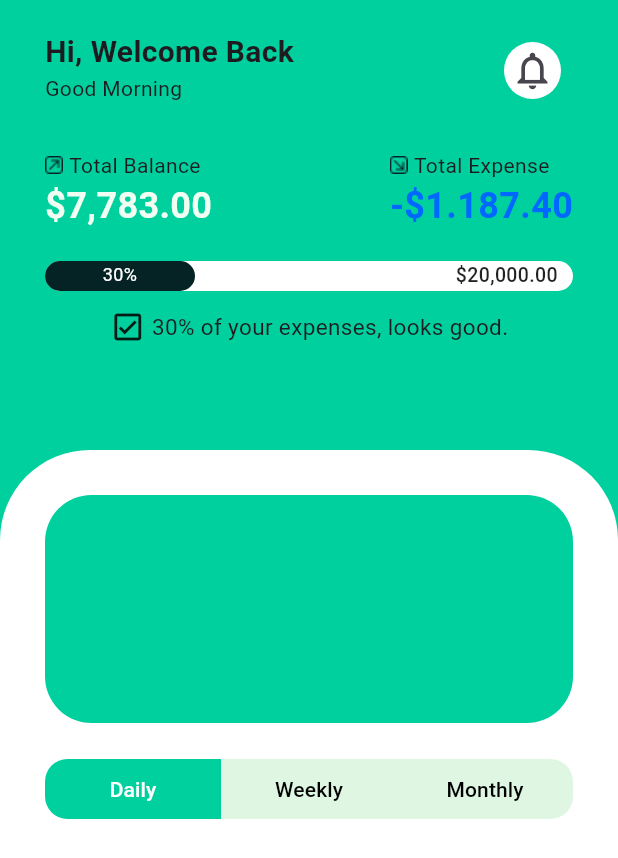
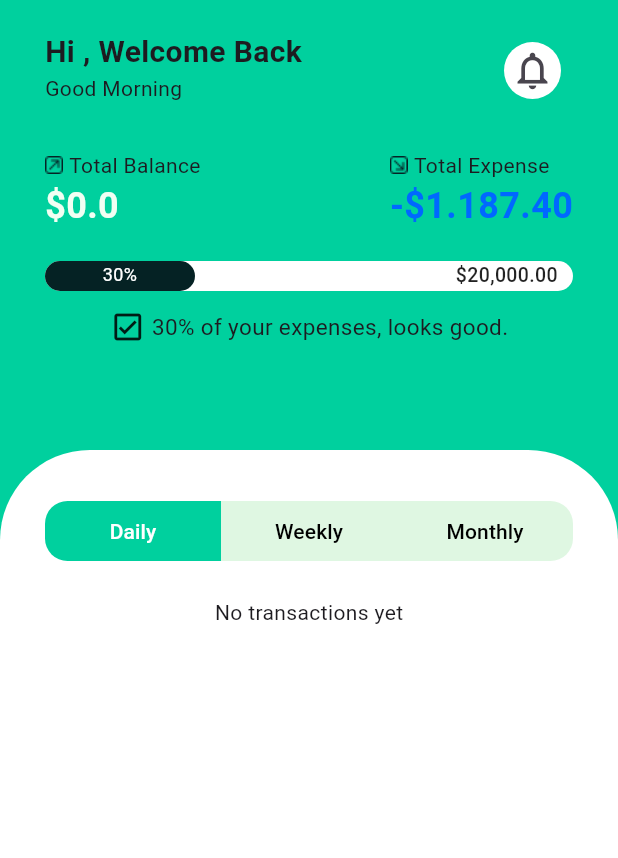
Before and after one commit to jun-yunan/finance_flow_app, a Flutter app: the HomeScreen screen opened directly, after a tap on "Daily", on a phone screen of 412 x 824 dp. Shown: the top 858 px of the screen. Run offline on Flutter 3.47's test engine with Material 3 defaults, Android fonts, the light colour scheme and no system bars; our stand-ins replace cloud_firestore, firebase_auth, firebase_core, firebase_storage, flutter_svg, get and 3 more; accounts and stored records are empty; network calls fail.

Commit message:
transactions #2

```diff
--- /dev/null
+++ b/lib/components/home/stream-builder-transactions.dart
@@ -0,0 +1,46 @@
+import 'package:finance_flow_app/components/home/transaction-item.dart';
+import 'package:finance_flow_app/controllers/TransactionController.dart';
+import 'package:finance_flow_app/models/Transaction.dart';
+import 'package:flutter/material.dart';
+import 'package:get/get.dart';
+
+class StreamBuilderTransaction extends StatelessWidget {
+  const StreamBuilderTransaction({super.key});
+
+  @override
+  Widget build(BuildContext context) {
+    final transactionController = Get.find<TransactionController>();
+    return StreamBuilder(
+      stream: transactionController.transactionsStream(),
+      builder: (context, AsyncSnapshot snapshot) {
+        if (snapshot.connectionState == ConnectionState.waiting) {
+          return const Center(
+            child: CircularProgressIndicator(),
+          );
+        }
+        if (snapshot.data?.isEmpty) {
+          return const Center(
+            child: Text('No transactions yet'),
+          );
+        }
+        if (snapshot.hasError) {
+          return const Center(
+            child: Text('An error occurred'),
+          );
+        }
+        final List<TransactionModel> transactions = snapshot.data;
+        // print(transactions[0].amount);
+        return ListView.builder(
+          itemCount: transactions.length,
+          shrinkWrap: true,
+          physics: const NeverScrollableScrollPhysics(),
+          itemBuilder: (context, index) {
+            return TransactionItem(
+              transaction: transactions[index],
+            );
+          },
+        );
+      },
+    );
+  }
+}
--- a/lib/controllers/HomeController.dart
+++ b/lib/controllers/HomeController.dart
@@ -1,3 +1,6 @@
+import 'package:cloud_firestore/cloud_firestore.dart';
+import 'package:finance_flow_app/models/UserModel.dart';
+import 'package:firebase_auth/firebase_auth.dart';
 import 'package:get/get.dart';
 
 enum TimeFrame { daily, weekly, monthly }
@@ -6,19 +9,34 @@ class HomeController extends GetxController {
   @override
   void onClose() {
     // TODO: implement onClose
+
     super.onClose();
   }
 
   @override
   void onInit() {
     // TODO: implement onInit
+    getUid();
     super.onInit();
   }
 
   final Rx<TimeFrame> selectedTimeFrame = Rx<TimeFrame>(TimeFrame.daily);
 
+  final Rx<UserModel?> user = Rx<UserModel?>(null);
+  final FirebaseAuth _auth = FirebaseAuth.instance;
+  final FirebaseFirestore _database = FirebaseFirestore.instance;
+  final Rx<String> _uid = Rx<String>('');
+
+  void getUid() {
+    _uid.value = _auth.currentUser!.uid;
+    update();
+  }
+
   void setSelectedTimeFrame(TimeFrame timeFrame) {
     selectedTimeFrame.value = timeFrame;
     update();
   }
+
+  Stream<DocumentSnapshot> get userStream =>
+      _database.collection('users').doc(_uid.value).snapshots();
 }
--- a/lib/controllers/TransactionController.dart
+++ b/lib/controllers/TransactionController.dart
@@ -12,9 +12,10 @@ enum TransactionType {
 
 class TransactionController extends GetxController {
   @override
-  void onInit() {
+  void onInit() async {
     // TODO: implement onInit
     getUid();
+    // await getListTransaction();
     super.onInit();
   }
 
@@ -46,6 +47,8 @@ class TransactionController extends GetxController {
   final Rx<bool> isActiveButtonIncome = Rx<bool>(true);
   final Rx<bool> isActiveButtonExpense = Rx<bool>(false);
 
+  final RxList<TransactionModel> transactionList = RxList<TransactionModel>([]);
+
   void getUid() {
     _uid.value = _auth.currentUser!.uid;
     update();
@@ -62,6 +65,17 @@ class TransactionController extends GetxController {
     update();
   }
 
+  Stream<List<TransactionModel>> transactionsStream() {
+    return _database
+        .collection('transactions')
+        .where('userId', isEqualTo: _uid.value)
+        .orderBy('createdAt', descending: true)
+        .snapshots()
+        .map((snapshot) => snapshot.docs
+            .map((doc) => TransactionModel.fromJson(doc.data()))
+            .toList());
+  }
+
   Future<void> addTransaction(BuildContext context) async {
     try {
       final TransactionModel transaction = TransactionModel(
@@ -73,6 +87,8 @@ class TransactionController extends GetxController {
             ? 'income'
             : 'expense',
         userId: _uid.value,
+        createdAt: DateTime.now(),
+        updatedAt: DateTime.now(),
       );
       await _database
           .collection('transactions')
@@ -109,4 +125,20 @@ class TransactionController extends GetxController {
       showSnackbar(message: "Something went wrong", style: SnackBarStyle.error);
     }
   }
+
+  Future<void> getListTransaction() async {
+    try {
+      // final List<TransactionModel> transactions = [];
+      final snapshot = await _database
+          .collection('transactions')
+          .where('userId', isEqualTo: _uid.value)
+          .get();
+      snapshot.docs.forEach((element) {
+        transactionList.add(TransactionModel.fromJson(element.data()));
+      });
+      print(transactionList.length);
+    } catch (e) {
+      print(e);
+    }
+  }
 }
--- a/lib/models/Transaction.dart
+++ b/lib/models/Transaction.dart
@@ -6,6 +6,9 @@ class TransactionModel {
   final String category;
   final String transactionType;
   final String userId; // ID của người dùng liên quan
+  final String? note;
+  final DateTime createdAt;
+  final DateTime updatedAt;
 
   TransactionModel({
     this.id,
@@ -15,6 +18,9 @@ class TransactionModel {
     required this.category,
     required this.transactionType,
     required this.userId, // Khởi tạo thuộc tính userId
+    this.note,
+    required this.createdAt,
+    required this.updatedAt,
   });
 
   Map<String, dynamic> toJson() {
@@ -26,6 +32,9 @@ class TransactionModel {
       'category': category,
       'transactionType': transactionType,
       'userId': userId, // Thêm userId vào JSON
+      'note': note,
+      'createdAt': createdAt.toIso8601String(),
+      'updatedAt': updatedAt.toIso8601String(),
     };
   }
 
@@ -38,6 +47,9 @@ class TransactionModel {
       category: json['category'],
       transactionType: json['transactionType'],
       userId: json['userId'], // Đọc userId từ JSON
+      note: json['note'],
+      createdAt: DateTime.parse(json['createdAt']),
+      updatedAt: DateTime.parse(json['updatedAt']),
     );
   }
 }
--- a/lib/screens/dashboard/dashboard-screen.dart
+++ b/lib/screens/dashboard/dashboard-screen.dart
@@ -1,8 +1,10 @@
 import 'package:finance_flow_app/components/transaction/dialog-add-transaction.dart';
+import 'package:finance_flow_app/controllers/ProfileController.dart';
 import 'package:finance_flow_app/screens/home/home-screen.dart';
 import 'package:finance_flow_app/screens/profile/profile-screen.dart';
 import 'package:flutter/material.dart';
 import 'package:flutter_svg/flutter_svg.dart';
+import 'package:get/get.dart';
 
 class DashboardScreen extends StatefulWidget {
   const DashboardScreen({super.key});
--- a/lib/screens/home/home-screen.dart
+++ b/lib/screens/home/home-screen.dart
@@ -1,6 +1,9 @@
-import 'package:finance_flow_app/components/home/label-item.dart';
 import 'package:finance_flow_app/components/home/segmented-time-frame.dart';
+import 'package:finance_flow_app/components/home/stream-builder-transactions.dart';
+import 'package:finance_flow_app/controllers/ProfileController.dart';
+import 'package:finance_flow_app/controllers/TransactionController.dart';
 import 'package:flutter/material.dart';
+import 'package:get/get.dart';
 
 class HomeScreen extends StatefulWidget {
   const HomeScreen({super.key});
@@ -10,9 +13,16 @@ class HomeScreen extends StatefulWidget {
 }
 
 class _HomeScreenState extends State<HomeScreen> {
-  bool _isDaily = false;
+  // bool _isDaily = false;
+  final TransactionController transactionController =
+      Get.put(TransactionController());
+  final ProfileController profileController = Get.put(ProfileController());
+
+  // final profileController = Get.find<ProfileController>();
+
   @override
   Widget build(BuildContext context) {
+    print(profileController.user.value?.name);
     return Scaffold(
       body: Container(
         width: MediaQuery.of(context).size.width,
@@ -39,17 +49,17 @@ class _HomeScreenState extends State<HomeScreen> {
                         mainAxisAlignment: MainAxisAlignment.spaceBetween,
                         crossAxisAlignment: CrossAxisAlignment.start,
                         children: [
-                          const Column(
+                          Column(
                             crossAxisAlignment: CrossAxisAlignment.start,
                             children: [
-                              Text(
-                                "Hi, Welcome Back",
-                                style: TextStyle(
+                              Obx(() => Text(
+                                    "Hi ${profileController.user.value?.name}, Welcome Back",
+                                    style: const TextStyle(
                                       fontSize: 20,
                                       fontWeight: FontWeight.w600,
                                     ),
-                              ),
-                              Text(
+                                  )),
+                              const Text(
                                 "Good Morning",
                                 style: TextStyle(
                                   fontSize: 14,
@@ -100,12 +110,14 @@ class _HomeScreenState extends State<HomeScreen> {
                                   ),
                                 ],
                               ),
-                              const Text(
-                                "\$7,783.00",
-                                style: TextStyle(
+                              Obx(
+                                () => Text(
+                                  "\$${profileController.user.value?.balance}",
+                                  style: const TextStyle(
                                     fontSize: 24,
                                     fontWeight: FontWeight.w700,
                                     color: Color(0xffF1FFF3),
+                                  ),
                                 ),
                               )
                             ],
@@ -221,17 +233,19 @@ class _HomeScreenState extends State<HomeScreen> {
                   ),
                 ),
                 child: ListView(
-                  children: [
-                    Container(
-                      width: MediaQuery.of(context).size.width,
-                      height: 152,
-                      decoration: BoxDecoration(
-                        borderRadius: BorderRadius.circular(31),
-                        color: const Color(0xff00d09e),
-                      ),
-                    ),
-                    const SizedBox(height: 20),
-                    const SegmentedTimeFrame()
+                  children: const [
+                    // Container(
+                    //   width: MediaQuery.of(context).size.width,
+                    //   height: 152,
+                    //   decoration: BoxDecoration(
+                    //     borderRadius: BorderRadius.circular(31),
+                    //     color: const Color(0xff00d09e),
+                    //   ),
+                    // ),
+                    // const SizedBox(height: 20),
+                    SegmentedTimeFrame(),
+                    SizedBox(height: 20),
+                    StreamBuilderTransaction(),
                   ],
                 ),
               ),
--- a/lib/screens/profile/edit-profile/edit-profile.dart
+++ b/lib/screens/profile/edit-profile/edit-profile.dart
@@ -12,8 +12,9 @@ class EditProfile extends StatelessWidget {
   Widget build(BuildContext context) {
     final ProfileController profileController = Get.find();
 
-    final user = UserModel.fromJson(
-        profileController.userStream.value!.data() as Map<String, dynamic>);
+    // final user = UserModel.fromJson(
+    //     profileController.userStream.value!.data() as Map<String, dynamic>);
+    final user = profileController.user.value!;
 
     print("bla ${user.name}");
     return Scaffold(
```
Also changed, not shown: lib/components/home/transaction-item.dart (added, +126 -0 lines), lib/components/transaction/button-transaction-type.dart (+6 -8 lines), lib/controllers/ProfileController.dart (+15 -18 lines). Lines whose indentation alone changed are shown as unchanged.
